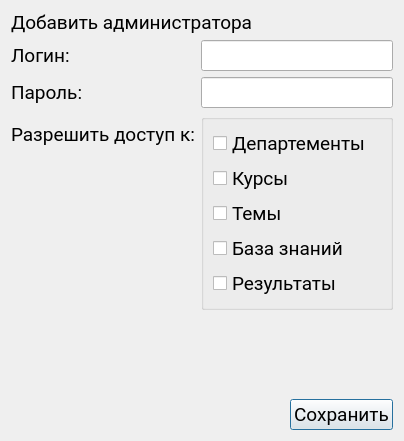
The window that addusers.ui (Rayzedan/SystemControlStudent) describes before a commit, drawn with Qt 5.
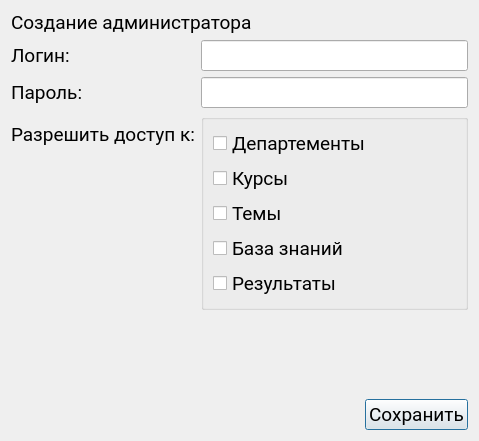
The same window after the commit.

The edit to the form file:
```diff
--- a/addusers.ui
+++ b/addusers.ui
@@ -6,7 +6,7 @@
    <rect>
     <x>0</x>
     <y>0</y>
-    <width>404</width>
+    <width>479</width>
     <height>441</height>
    </rect>
   </property>
@@ -29,7 +29,7 @@
       </font>
      </property>
      <property name="text">
-      <string>Добавить администратора</string>
+      <string>Создание администратора</string>
      </property>
     </widget>
    </item>
```
